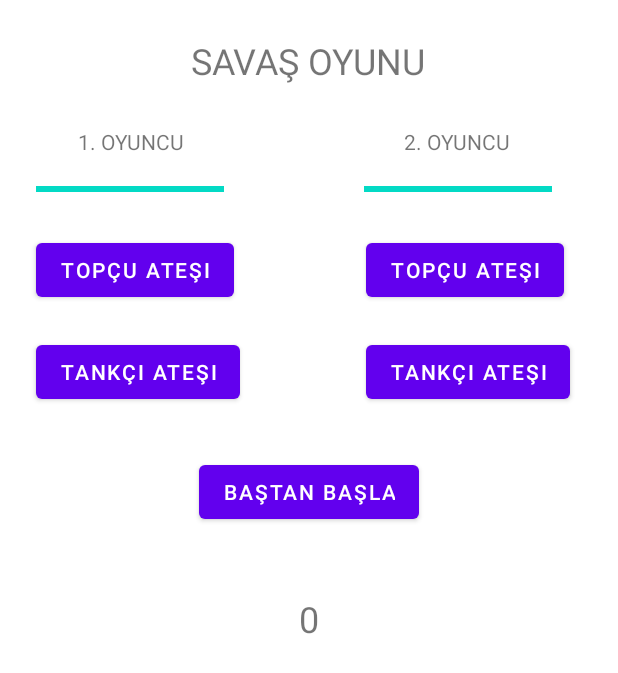
After one commit to Fikret-Arda-Bulut/MobilOrnekler, an Android app: the layout u5_uyg13.xml on its own in the app's theme, with its tools: preview values and no code run, on a phone screen of 412 x 824 dp. The commit adds this screen. Shown: the top 673 px of the screen. Run offline under Robolectric (Android 15) with nearby library versions, the phone set to English and light mode, and no system bars.

Commit message:
no message

```diff
--- a/app/src/main/AndroidManifest.xml
+++ b/app/src/main/AndroidManifest.xml
@@ -32,11 +32,6 @@
         <activity android:name=".Unite8" android:label="@string/unite8"></activity>
         <activity android:name=".Unite9" android:label="@string/unite9"></activity>
 
-
-        <activity android:name=".Unite5" android:label="@string/unite5"></activity>
-
-
-
         <!-- ÜNİTE 5 UYGULAMALARI -->
         <activity android:name=".unite5.uyg1.Uyg1" android:label="@string/u5_uyg1"></activity>
         <activity android:name=".unite5.uyg2.Uyg2" android:label="@string/u5_uyg2"></activity>
--- /dev/null
+++ b/app/src/main/java/com/example/mobiluygulama/unite5/uyg13/Tankci.java
@@ -0,0 +1,6 @@
+package com.example.mobiluygulama.unite5.uyg13;
+    public class Tankci extends Asker {
+        public Tankci() {
+            super(5,5);
+        }
+    }
--- /dev/null
+++ b/app/src/main/res/layout/u5_uyg13.xml
@@ -0,0 +1,129 @@
+<?xml version="1.0" encoding="utf-8"?>
+<androidx.constraintlayout.widget.ConstraintLayout xmlns:android="http://schemas.android.com/apk/res/android"
+                android:layout_width="match_parent"
+                android:layout_height="match_parent"
+                xmlns:app="http://schemas.android.com/apk/res-auto"
+                xmlns:tools="http://schemas.android.com/tools"
+                tools:context=".MainActivity">>
+
+
+
+    <TextView
+        android:id="@+id/textView"
+        android:layout_width="wrap_content"
+        android:layout_height="wrap_content"
+        android:layout_marginTop="24dp"
+        android:text="SAVAŞ OYUNU"
+        android:textSize="24dp"
+        app:layout_constraintEnd_toEndOf="parent"
+        app:layout_constraintHorizontal_bias="0.498"
+        app:layout_constraintStart_toStartOf="parent"
+        app:layout_constraintTop_toTopOf="parent" />
+
+
+    <TextView
+        android:id="@+id/textView2"
+        android:layout_width="wrap_content"
+        android:layout_height="wrap_content"
+        android:layout_marginStart="52dp"
+        android:layout_marginTop="28dp"
+        android:text="1. OYUNCU"
+        app:layout_constraintStart_toStartOf="parent"
+        app:layout_constraintTop_toBottomOf="@+id/textView" />
+
+    <TextView
+        android:id="@+id/textView3"
+        android:layout_width="wrap_content"
+        android:layout_height="wrap_content"
+        android:layout_marginEnd="72dp"
+        android:text="2. OYUNCU"
+        app:layout_constraintEnd_toEndOf="parent"
+        app:layout_constraintTop_toTopOf="@+id/textView2" />
+
+    <ProgressBar
+        android:id="@+id/progressBar1"
+        style="?android:attr/progressBarStyleHorizontal"
+        android:layout_width="125dp"
+        android:layout_height="20dp"
+        android:layout_marginStart="24dp"
+        android:layout_marginTop="12dp"
+        app:layout_constraintStart_toStartOf="parent"
+        app:layout_constraintTop_toBottomOf="@+id/textView2"
+        android:max="100"
+        android:progress="100"
+        />
+
+    <ProgressBar
+        android:id="@+id/progressBar2"
+        style="?android:attr/progressBarStyleHorizontal"
+        android:layout_width="125dp"
+        android:layout_height="20dp"
+        android:layout_marginTop="12dp"
+        android:layout_marginEnd="44dp"
+        app:layout_constraintEnd_toEndOf="parent"
+        app:layout_constraintTop_toBottomOf="@+id/textView3"
+        android:max="100"
+        android:progress="100"
+        />
+
+    <Button
+        android:id="@+id/buttonTopcu1"
+        android:layout_width="wrap_content"
+        android:layout_height="wrap_content"
+        android:layout_marginStart="24dp"
+        android:layout_marginTop="20dp"
+        android:text="Topçu Ateşi"
+        app:layout_constraintStart_toStartOf="parent"
+        app:layout_constraintTop_toBottomOf="@+id/progressBar1" />
+
+    <Button
+        android:id="@+id/buttonTankci1"
+        android:layout_width="wrap_content"
+        android:layout_height="wrap_content"
+        android:layout_marginStart="24dp"
+        android:layout_marginTop="20dp"
+        android:text="Tankçı Ateşi"
+        app:layout_constraintStart_toStartOf="parent"
+        app:layout_constraintTop_toBottomOf="@+id/buttonTopcu1" />
+
+    <Button
+        android:id="@+id/buttonTopcu2"
+        android:layout_width="wrap_content"
+        android:layout_height="wrap_content"
+        android:layout_marginTop="20dp"
+        android:layout_marginEnd="36dp"
+        android:text="Topçu Ateşi"
+        app:layout_constraintEnd_toEndOf="parent"
+        app:layout_constraintTop_toBottomOf="@+id/progressBar2" />
+
+    <Button
+        android:id="@+id/buttonTankci2"
+        android:layout_width="wrap_content"
+        android:layout_height="wrap_content"
+        android:layout_marginTop="20dp"
+        android:layout_marginEnd="32dp"
+        android:text="Tankçı Ateşi"
+        app:layout_constraintEnd_toEndOf="parent"
+        app:layout_constraintTop_toBottomOf="@+id/buttonTopcu2" />
+
+    <Button
+        android:id="@+id/buttonReset"
+        android:layout_width="wrap_content"
+        android:layout_height="wrap_content"
+        android:layout_marginTop="32dp"
+        android:text="Baştan Başla"
+        app:layout_constraintEnd_toEndOf="parent"
+        app:layout_constraintStart_toStartOf="parent"
+        app:layout_constraintTop_toBottomOf="@+id/buttonTankci1" />
+
+    <TextView
+        android:id="@+id/textViewIsabet"
+        android:layout_width="wrap_content"
+        android:layout_height="wrap_content"
+        android:layout_marginTop="44dp"
+        android:text="0"
+        android:textSize="24dp"
+        app:layout_constraintEnd_toEndOf="parent"
+        app:layout_constraintStart_toStartOf="parent"
+        app:layout_constraintTop_toBottomOf="@+id/buttonReset" />
+</androidx.constraintlayout.widget.ConstraintLayout>
```
Also changed, not shown: app/src/main/java/com/example/mobiluygulama/unite5/uyg13/Asker.java (added, +29 -0 lines), app/src/main/java/com/example/mobiluygulama/unite5/uyg13/Oyuncu.java (added, +30 -0 lines), app/src/main/java/com/example/mobiluygulama/unite5/uyg13/Topcu.java (added, +36 -0 lines), app/src/main/java/com/example/mobiluygulama/unite5/uyg13/Uyg13.java (+75 -1 lines), app/src/main/res/layout/u5_uyg11.xml (+14 -5 lines).
